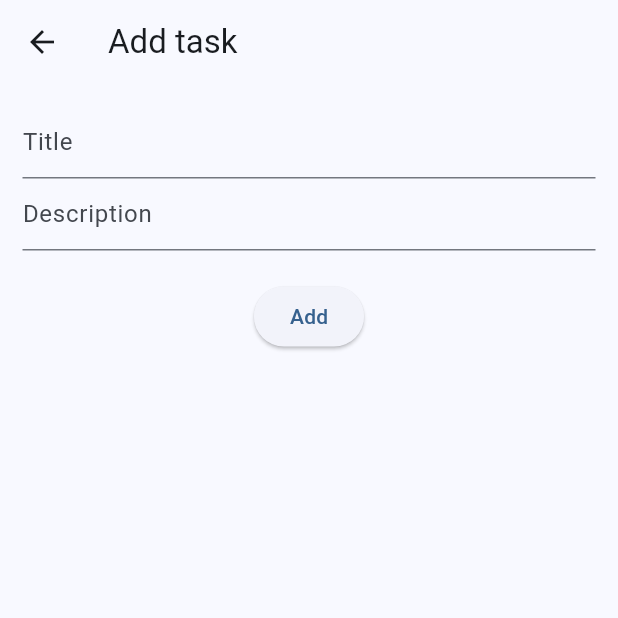
After one commit to EnderNight/Agender, a Flutter app: the screen it shows after launch, after a tap on the "circle" icon, after a tap on the "add" icon, on a phone screen of 412 x 824 dp, the top half of it. The commit adds this screen. Run offline on Flutter 3.47's test engine with Material 3 defaults, Android fonts, the phone set to English and light mode, and no system bars.

Commit message:
Added Text form

```diff
--- a/lib/data/agender_item.dart
+++ b/lib/data/agender_task.dart
@@ -1,13 +1,17 @@
-class AgenderItem {
+class AgenderTask {
   String title;
   String description;
   DateTime dueDate;
   bool done;
 
-  AgenderItem({
+  AgenderTask({
     required this.title,
     required this.description,
     required this.dueDate,
     required this.done,
   });
+
+  void toggleDone() {
+    done = !done;
+  }
 }
--- /dev/null
+++ b/lib/forms/task_form.dart
@@ -0,0 +1,61 @@
+import 'package:flutter/material.dart';
+
+class TaskForm extends StatefulWidget {
+  const TaskForm({super.key});
+
+  @override
+  State<StatefulWidget> createState() => _TaskFormState();
+}
+
+class _TaskFormState extends State<TaskForm> {
+  final _formKey = GlobalKey<FormState>();
+  final titleController = TextEditingController();
+  final descController = TextEditingController();
+
+  @override
+  void dispose() {
+    titleController.dispose();
+    descController.dispose();
+    super.dispose();
+  }
+
+  @override
+  Widget build(BuildContext context) {
+    return Form(
+      key: _formKey,
+      child: Padding(
+        padding: const EdgeInsets.all(15.0),
+        child: Column(
+          children: <Widget>[
+            TextFormField(
+              controller: titleController,
+              decoration: const InputDecoration(hintText: 'Title'),
+              validator: (value) {
+                if (value == null || value.isEmpty) {
+                  return 'Please enter some text';
+                }
+                return null;
+              },
+            ),
+            TextField(
+              controller: descController,
+              decoration: const InputDecoration(hintText: 'Description'),
+            ),
+            Padding(
+              padding: const EdgeInsets.all(20.0),
+              child: ElevatedButton(
+                onPressed: () {
+                  if (_formKey.currentState!.validate()) {
+                    ScaffoldMessenger.of(context).showSnackBar(
+                        const SnackBar(content: Text('Processing data')));
+                  }
+                },
+                child: const Text('Add'),
+              ),
+            ),
+          ],
+        ),
+      ),
+    );
+  }
+}
--- /dev/null
+++ b/lib/pages/add_task_page.dart
@@ -0,0 +1,17 @@
+import 'package:flutter/material.dart';
+
+import '../forms/task_form.dart';
+
+class AddTaskPage extends StatelessWidget {
+  const AddTaskPage({super.key});
+
+  @override
+  Widget build(BuildContext context) {
+    return Scaffold(
+      appBar: AppBar(
+        title: const Text("Add task"),
+      ),
+      body: const TaskForm(),
+    );
+  }
+}
--- a/lib/pages/agender_home_page.dart
+++ b/lib/pages/agender_home_page.dart
@@ -1,21 +1,25 @@
+import 'package:agender/pages/add_task_page.dart';
 import 'package:flutter/material.dart';
 
-import '../data/agender_item.dart';
-import '../widgets/agender_item_widget.dart';
+import '../data/agender_task.dart';
+import '../widgets/agender_task_widget.dart';
 
-class AgenderHomePage extends StatelessWidget {
+class AgenderHomePage extends StatefulWidget {
   const AgenderHomePage({super.key});
 
   @override
-  Widget build(BuildContext context) {
-    List<AgenderItem> items = [
-      AgenderItem(
+  State<StatefulWidget> createState() => _AgenderHomePageState();
+}
+
+class _AgenderHomePageState extends State<AgenderHomePage> {
+  List<AgenderTask> items = [
+    AgenderTask(
       title: "Faire courses",
       description: "Acheter pain et pate",
       dueDate: DateTime.now(),
       done: false,
     ),
-      AgenderItem(
+    AgenderTask(
       title: "Faire ménage",
       description: "Passer aspi et ranger",
       dueDate: DateTime.now(),
@@ -23,6 +27,22 @@ class AgenderHomePage extends StatelessWidget {
     ),
   ];
 
+  void onToggleDone(int index) {
+    setState(() {
+      items[index].toggleDone();
+    });
+  }
+
+  void onAddTask() {
+    Navigator.push(
+        context,
+        MaterialPageRoute(
+          builder: (context) => const AddTaskPage(),
+        ));
+  }
+
+  @override
+  Widget build(BuildContext context) {
     return Scaffold(
       appBar: AppBar(
         title: const Text("Home"),
@@ -30,8 +50,15 @@ class AgenderHomePage extends StatelessWidget {
       body: ListView.builder(
         itemCount: items.length,
         itemBuilder: (BuildContext context, int index) {
-          return AgenderItemWidget(item: items[index]);
+          return AgenderItemWidget(
+            item: items[index],
+            onToggleDone: () => onToggleDone(index),
+          );
         },
+      ),
+      floatingActionButton: FloatingActionButton(
+        onPressed: onAddTask,
+        child: const Icon(Icons.add),
       ),
     );
   }
--- a/lib/widgets/agender_item_widget.dart
+++ b/lib/widgets/agender_task_widget.dart
@@ -1,22 +1,26 @@
 import 'package:flutter/material.dart';
 import 'package:intl/intl.dart';
 
-import '../data/agender_item.dart';
+import '../data/agender_task.dart';
 
 class AgenderItemWidget extends StatelessWidget {
-  final AgenderItem item;
+  final AgenderTask item;
+  final void Function() onToggleDone;
 
   const AgenderItemWidget({
     super.key,
     required this.item,
+    required this.onToggleDone,
   });
 
   @override
   Widget build(BuildContext context) {
     return ListTile(
       leading: IconButton(
-        onPressed: () {},
-        icon: const Icon(Icons.circle_outlined),
+        onPressed: onToggleDone,
+        icon: item.done
+            ? const Icon(Icons.check_circle)
+            : const Icon(Icons.circle_outlined),
       ),
       title: Text(item.title),
       subtitle: Text(DateFormat('MMMM dd').format(item.dueDate)),
```
Lines whose indentation alone changed are shown as unchanged.
